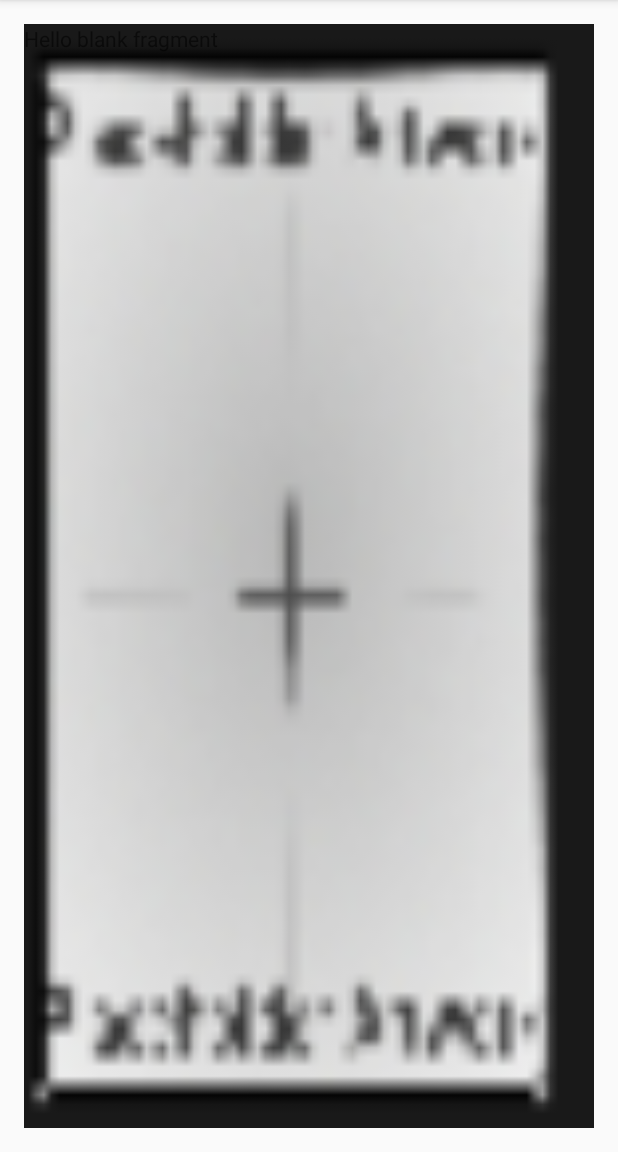
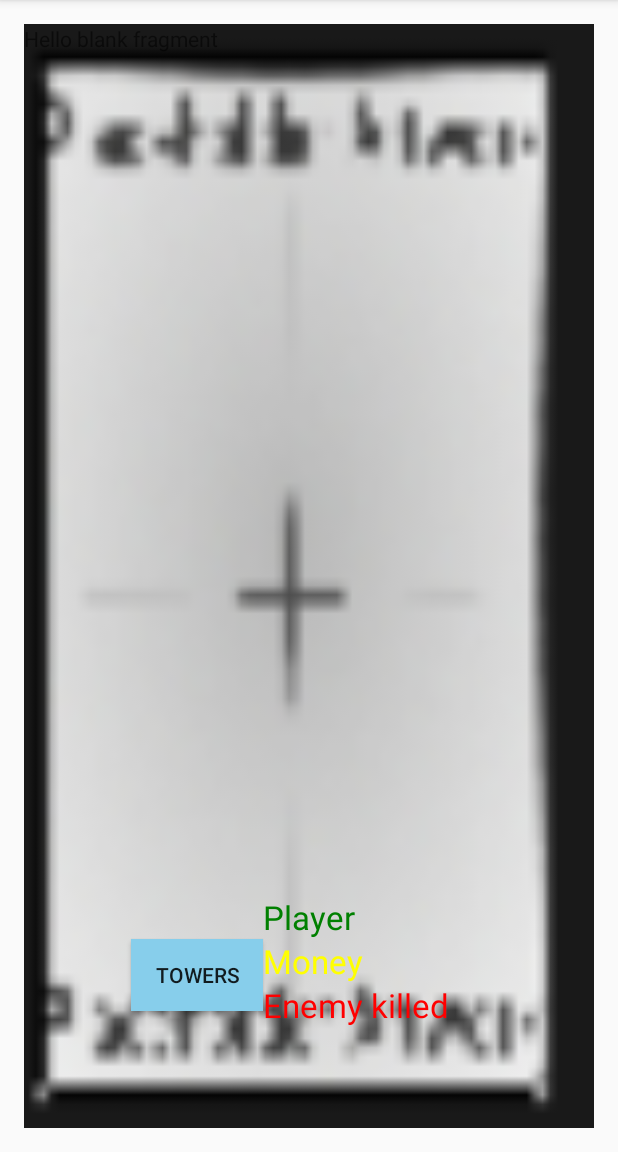
Before and after one commit to DavidRuland/TowerDefenceAndroid, an Android app: the screen it shows after launch (MainActivity), after a tap on "PLAY", on a phone screen of 412 x 824 dp, the part 84-1236 px from its top. Run offline under Robolectric (Android 15) with nearby library versions, the phone set to English and light mode, and no system bars; 2 statements that could not run were skipped.

Commit message:
commit3 in new repository

```diff
--- a/towerd/src/main/java/se/mah/ac9511/towerd/GameScreenFragment.java
+++ b/towerd/src/main/java/se/mah/ac9511/towerd/GameScreenFragment.java
@@ -8,6 +8,8 @@ import android.support.v4.app.FragmentTransaction;
 import android.view.LayoutInflater;
 import android.view.View;
 import android.view.ViewGroup;
+import android.widget.Button;
+import android.widget.TextView;
 
 import java.util.Vector;
 
@@ -18,7 +20,8 @@ import java.util.Vector;
 public class GameScreenFragment extends Fragment {
 
     //A vector is like an ArrayList a little bit slower but Thread-safe. This means that it can handle concurrent changes.
-
+    TextView tUser,tMoney,tEnemyKilled;
+    Button pTower;
 
 
     public GameScreenFragment() {
@@ -31,6 +34,10 @@ public class GameScreenFragment extends Fragment {
                              Bundle savedInstanceState) {
         // Inflate the layout for this fragment
         View v=inflater.inflate(R.layout.fragment_game_screen, container, false);
+        tUser=(TextView)v.findViewById(R.id.playerTextView);
+        tMoney=(TextView)v.findViewById(R.id.moneyTextView);
+        tEnemyKilled=(TextView)v.findViewById(R.id.enemyKilledTextView);
+        pTower=(Button)v.findViewById(R.id.buttonTower);
         return v;
     }
 
--- a/towerd/src/main/res/layout/fragment_game_screen.xml
+++ b/towerd/src/main/res/layout/fragment_game_screen.xml
@@ -1,4 +1,4 @@
-<FrameLayout xmlns:android="http://schemas.android.com/apk/res/android"
+<RelativeLayout xmlns:android="http://schemas.android.com/apk/res/android"
     xmlns:tools="http://schemas.android.com/tools"
     android:background="@drawable/place"
     android:layout_width="match_parent"
@@ -8,4 +8,47 @@
     <TextView android:layout_width="match_parent" android:layout_height="match_parent"
         android:text="@string/hello_blank_fragment" />
 
-</FrameLayout>
+    <Button
+        android:layout_width="wrap_content"
+        android:layout_height="wrap_content"
+        android:text="Towers"
+        android:background="@color/SkyBlue"
+        android:id="@+id/buttonTower"
+        android:layout_marginBottom="78dp"
+        android:layout_alignParentBottom="true"
+        android:layout_toLeftOf="@+id/moneyTextView"
+        android:layout_toStartOf="@+id/moneyTextView" />
+
+    <TextView
+        android:layout_width="wrap_content"
+        android:layout_height="wrap_content"
+        android:textAppearance="?android:attr/textAppearanceLarge"
+        android:text="Money"
+        android:textColor="@color/yellow"
+        android:id="@+id/moneyTextView"
+        android:layout_alignTop="@+id/buttonTower"
+        android:layout_alignLeft="@+id/playerTextView"
+        android:layout_alignStart="@+id/playerTextView" />
+
+    <TextView
+        android:layout_width="wrap_content"
+        android:layout_height="wrap_content"
+        android:textAppearance="?android:attr/textAppearanceLarge"
+        android:text="Enemy killed"
+        android:textColor="@color/red"
+        android:id="@+id/enemyKilledTextView"
+        android:layout_below="@+id/moneyTextView"
+        android:layout_alignLeft="@+id/moneyTextView"
+        android:layout_alignStart="@+id/moneyTextView" />
+
+    <TextView
+        android:layout_width="wrap_content"
+        android:layout_height="wrap_content"
+        android:textAppearance="?android:attr/textAppearanceLarge"
+        android:text="Player"
+        android:textColor="@color/green"
+        android:id="@+id/playerTextView"
+        android:layout_above="@+id/moneyTextView"
+        android:layout_centerHorizontal="true" />
+
+</RelativeLayout>
```
